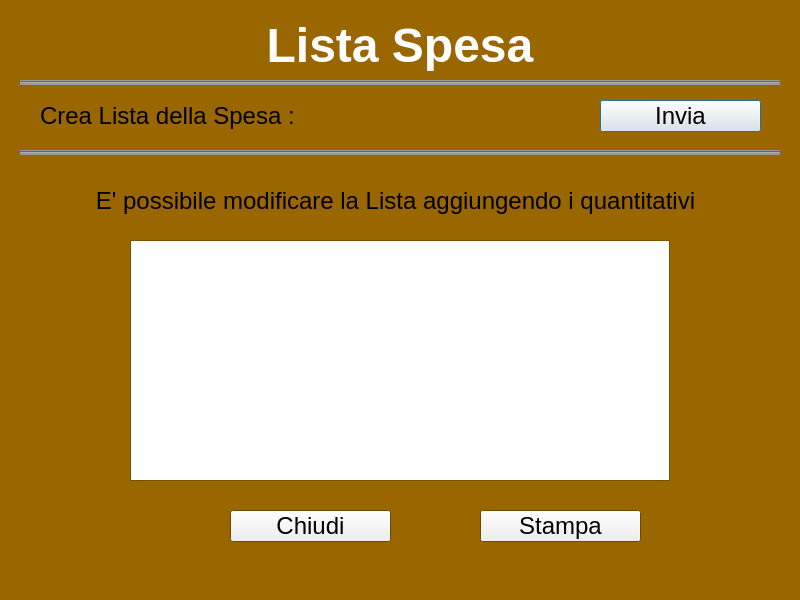
LoboBlanco761/Dispensa, file Source/listaspesa.ui: the form before one commit.
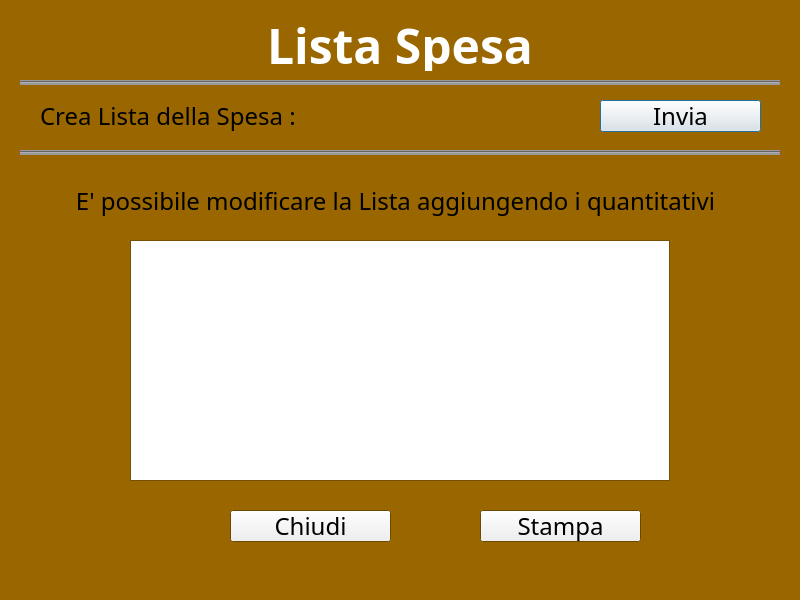
The form after the commit.

Diff of the .ui file:
```diff
--- a/Source/listaspesa.ui
+++ b/Source/listaspesa.ui
@@ -58,7 +58,7 @@
   </property>
   <property name="font">
    <font>
-    <family>Lucida Grande</family>
+    <family>Noto Sans</family>
     <pointsize>18</pointsize>
    </font>
   </property>
@@ -140,7 +140,7 @@
    </property>
    <property name="font">
     <font>
-     <family>Lucida Grande</family>
+     <family>Noto Sans</family>
      <pointsize>36</pointsize>
      <bold>true</bold>
     </font>
```
